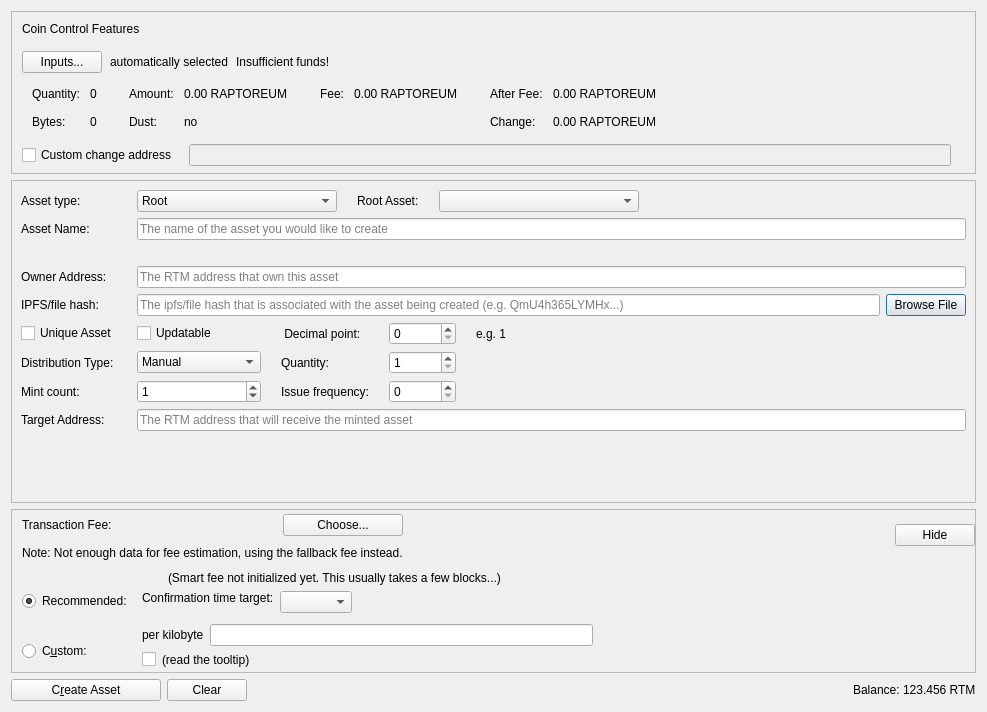
Above: src/qt/forms/createassetsdialog.ui from stabner/HashmonkeyCoin before the change. Below: the same form after it.
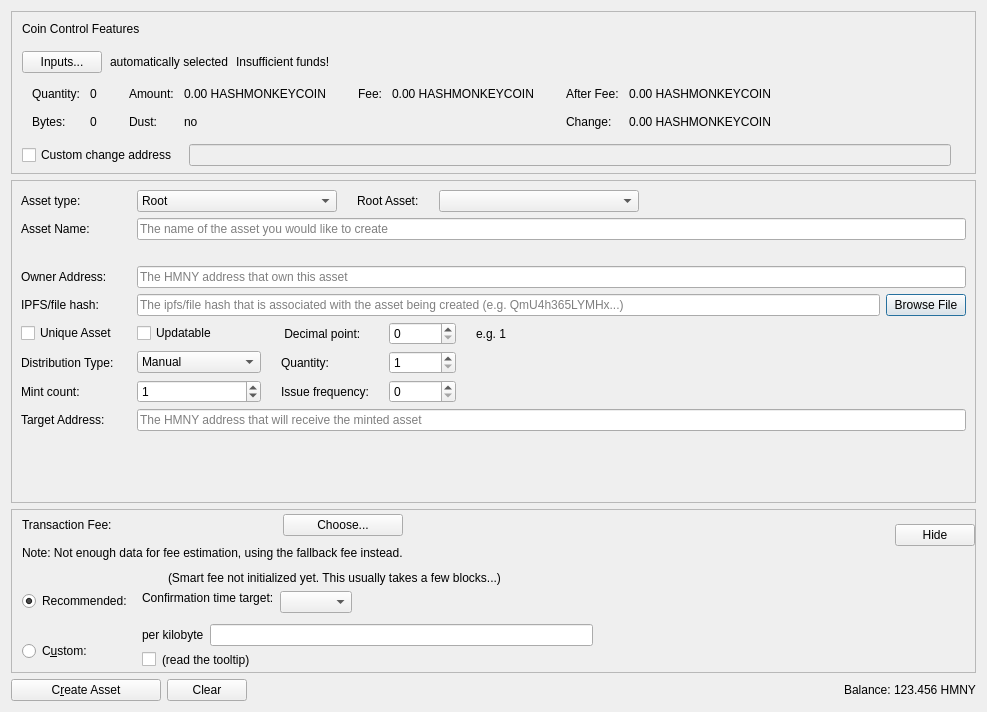
That is the form after the change. Custom widgets are drawn as their Qt base class.

Commit message:
Complete rebranding: Raptoreum â†’ HashmonkeyCoin, RTM â†’ HMNY
- Updated 662 files across the entire codebase
- Replaced all Raptoreum references with HashmonkeyCoin
- Replaced all RTM ticker references with HMNY
- Updated Qt locale files, test files, and documentation
- Updated binary names: hashmonkeycoind, hashmonkeycoin-qt, hashmonkeycoin-cli
- Updated configuration files and build scripts
- Complete rebranding from Raptoreum to HashmonkeyCoin (HMNY)

The edit to the form file:
```diff
--- a/src/qt/forms/createassetsdialog.ui
+++ b/src/qt/forms/createassetsdialog.ui
@@ -300,7 +300,7 @@
                   <enum>Qt::ActionsContextMenu</enum>
                  </property>
                  <property name="text">
-                  <string notr="true">0.00 RAPTOREUM</string>
+                  <string notr="true">0.00 HASHMONKEYCOIN</string>
                  </property>
                  <property name="textInteractionFlags">
                   <set>Qt::LinksAccessibleByMouse|Qt::TextSelectableByKeyboard|Qt::TextSelectableByMouse</set>
@@ -368,7 +368,7 @@
                   <enum>Qt::ActionsContextMenu</enum>
                  </property>
                  <property name="text">
-                  <string notr="true">0.00 RAPTOREUM</string>
+                  <string notr="true">0.00 HASHMONKEYCOIN</string>
                  </property>
                  <property name="textInteractionFlags">
                   <set>Qt::LinksAccessibleByMouse|Qt::TextSelectableByKeyboard|Qt::TextSelectableByMouse</set>
@@ -413,7 +413,7 @@
                   <enum>Qt::ActionsContextMenu</enum>
                  </property>
                  <property name="text">
-                  <string notr="true">0.00 RAPTOREUM</string>
+                  <string notr="true">0.00 HASHMONKEYCOIN</string>
                  </property>
                  <property name="textInteractionFlags">
                   <set>Qt::LinksAccessibleByMouse|Qt::TextSelectableByKeyboard|Qt::TextSelectableByMouse</set>
@@ -436,7 +436,7 @@
                   <enum>Qt::ActionsContextMenu</enum>
                  </property>
                  <property name="text">
-                  <string notr="true">0.00 RAPTOREUM</string>
+                  <string notr="true">0.00 HASHMONKEYCOIN</string>
                  </property>
                  <property name="textInteractionFlags">
                   <set>Qt::LinksAccessibleByMouse|Qt::TextSelectableByKeyboard|Qt::TextSelectableByMouse</set>
@@ -599,7 +599,7 @@
                <string>&lt;html&gt;&lt;head/&gt;&lt;body&gt;&lt;p&gt;The RTM address that will receive the minted asset&lt;/p&gt;&lt;/body&gt;&lt;/html&gt;</string>
               </property>
               <property name="placeholderText">
-               <string>The RTM address that will receive the minted asset</string>
+               <string>The HMNY address that will receive the minted asset</string>
               </property>
              </widget>
             </item>
@@ -667,7 +667,7 @@
                <string/>
               </property>
               <property name="placeholderText">
-               <string>The RTM address that own this asset</string>
+               <string>The HMNY address that own this asset</string>
               </property>
              </widget>
             </item>
@@ -1530,7 +1530,7 @@
           <enum>Qt::LeftToRight</enum>
          </property>
          <property name="text">
-          <string>123.456 RTM</string>
+          <string>123.456 HMNY</string>
          </property>
          <property name="textInteractionFlags">
           <set>Qt::LinksAccessibleByMouse|Qt::TextSelectableByKeyboard|Qt::TextSelectableByMouse</set>
```
Left out of the diff: 12 changed lines with no effect on the pictures. The commit also changes 661 other files.
